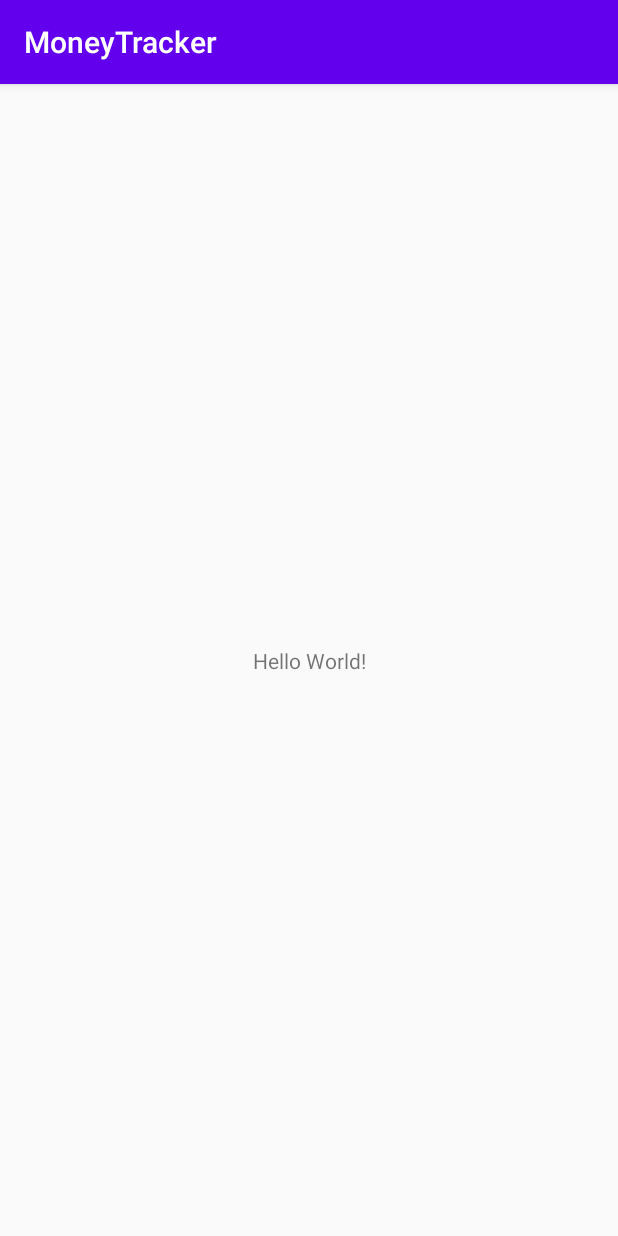
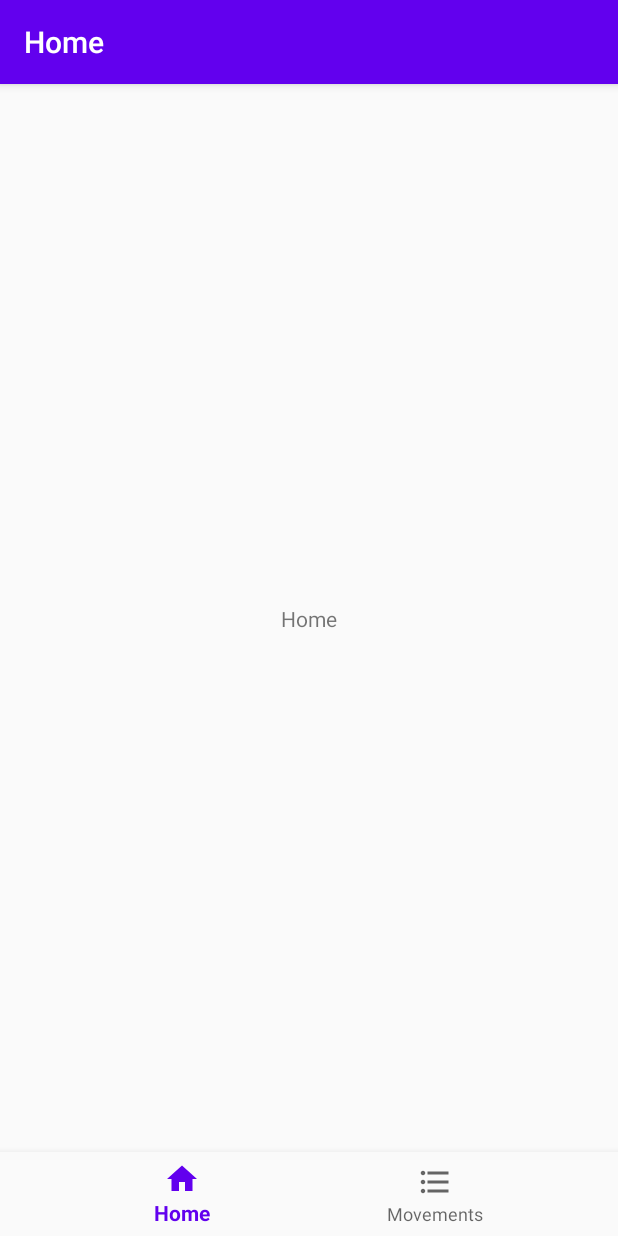
Before and after one commit to cristianodp/money-tracker, an Android app: the screen it shows after launch (MainActivity), on a phone screen of 412 x 824 dp. Run offline under Robolectric (Android 15) with nearby library versions, the phone set to English and light mode, and no system bars; our stand-ins replace navigation-ui.

Commit message:
#3 stating to implementing UI

```diff
--- /dev/null
+++ b/android/app/src/main/java/com/cdp/moneytracker/HomeFragment.kt
@@ -0,0 +1,22 @@
+package com.cdp.moneytracker
+
+import android.os.Bundle
+import android.view.LayoutInflater
+import android.view.View
+import android.view.ViewGroup
+import androidx.fragment.app.Fragment
+import androidx.navigation.Navigation
+import kotlinx.android.synthetic.main.fragment_movements.*
+
+
+class HomeFragment : Fragment() {
+
+    override fun onCreateView(
+        inflater: LayoutInflater,
+        container: ViewGroup?,
+        savedInstanceState: Bundle?
+    ): View? {
+        return inflater.inflate(R.layout.fragment_home , container, false)
+    }
+
+}
--- a/android/app/src/main/java/com/cdp/moneytracker/MainActivity.kt
+++ b/android/app/src/main/java/com/cdp/moneytracker/MainActivity.kt
@@ -2,11 +2,30 @@ package com.cdp.moneytracker
 
 import androidx.appcompat.app.AppCompatActivity
 import android.os.Bundle
+import androidx.navigation.findNavController
+import androidx.navigation.ui.AppBarConfiguration
+import androidx.navigation.ui.setupActionBarWithNavController
+import androidx.navigation.ui.setupWithNavController
+import com.google.android.material.bottomnavigation.BottomNavigationView
 
 class MainActivity : AppCompatActivity() {
 
     override fun onCreate(savedInstanceState: Bundle?) {
         super.onCreate(savedInstanceState)
         setContentView(R.layout.activity_main)
+
+        val navView: BottomNavigationView = findViewById(R.id.nav_view)
+        val navController = findNavController(R.id.nav_host_fragment)
+
+        val appBarConfiguration = AppBarConfiguration(
+            setOf(
+                R.id.navigation_home,
+                R.id.action_movement,
+                R.id.navigation_movements
+            )
+        )
+
+        setupActionBarWithNavController(navController, appBarConfiguration)
+        navView.setupWithNavController(navController)
     }
 }
--- /dev/null
+++ b/android/app/src/main/res/anim/slide_in_left.xml
@@ -0,0 +1,9 @@
+<?xml version="1.0" encoding="utf-8"?>
+<set xmlns:android="http://schemas.android.com/apk/res/android">
+    <translate
+        android:duration="700"
+        android:fromXDelta="-100%"
+        android:fromYDelta="0%"
+        android:toXDelta="0%"
+        android:toYDelta="0%" />
+</set>
--- /dev/null
+++ b/android/app/src/main/res/anim/slide_in_right.xml
@@ -0,0 +1,9 @@
+<?xml version="1.0" encoding="utf-8"?>
+<set xmlns:android="http://schemas.android.com/apk/res/android">
+    <translate
+        android:duration="700"
+        android:fromXDelta="100%"
+        android:fromYDelta="0%"
+        android:toXDelta="0%"
+        android:toYDelta="0%" />
+</set>
--- /dev/null
+++ b/android/app/src/main/res/anim/slide_out_left.xml
@@ -0,0 +1,9 @@
+<?xml version="1.0" encoding="utf-8"?>
+<set xmlns:android="http://schemas.android.com/apk/res/android">
+    <translate
+        android:duration="700"
+        android:fromXDelta="0%"
+        android:fromYDelta="0%"
+        android:toXDelta="-100%"
+        android:toYDelta="0%" />
+</set>
--- /dev/null
+++ b/android/app/src/main/res/anim/slide_out_right.xml
@@ -0,0 +1,9 @@
+<?xml version="1.0" encoding="utf-8"?>
+<set xmlns:android="http://schemas.android.com/apk/res/android">
+    <translate
+        android:duration="700"
+        android:fromXDelta="0%"
+        android:fromYDelta="0%"
+        android:toXDelta="100%"
+        android:toYDelta="0%" />
+</set>
--- /dev/null
+++ b/android/app/src/main/res/drawable/ic_format_list_bulleted_black_24dp.xml
@@ -0,0 +1,9 @@
+<vector xmlns:android="http://schemas.android.com/apk/res/android"
+        android:width="24dp"
+        android:height="24dp"
+        android:viewportWidth="24.0"
+        android:viewportHeight="24.0">
+    <path
+        android:fillColor="#FF000000"
+        android:pathData="M4,10.5c-0.83,0 -1.5,0.67 -1.5,1.5s0.67,1.5 1.5,1.5 1.5,-0.67 1.5,-1.5 -0.67,-1.5 -1.5,-1.5zM4,4.5c-0.83,0 -1.5,0.67 -1.5,1.5S3.17,7.5 4,7.5 5.5,6.83 5.5,6 4.83,4.5 4,4.5zM4,16.5c-0.83,0 -1.5,0.68 -1.5,1.5s0.68,1.5 1.5,1.5 1.5,-0.68 1.5,-1.5 -0.67,-1.5 -1.5,-1.5zM7,19h14v-2L7,17v2zM7,13h14v-2L7,11v2zM7,5v2h14L21,5L7,5z"/>
+</vector>
--- /dev/null
+++ b/android/app/src/main/res/drawable/ic_home_black_24dp.xml
@@ -0,0 +1,9 @@
+<vector xmlns:android="http://schemas.android.com/apk/res/android"
+        android:width="24dp"
+        android:height="24dp"
+        android:viewportWidth="24.0"
+        android:viewportHeight="24.0">
+    <path
+        android:fillColor="#FF000000"
+        android:pathData="M10,20v-6h4v6h5v-8h3L12,3 2,12h3v8z"/>
+</vector>
--- a/android/app/src/main/res/layout/activity_main.xml
+++ b/android/app/src/main/res/layout/activity_main.xml
@@ -6,13 +6,28 @@
     android:layout_height="match_parent"
     tools:context=".MainActivity">
 
-    <TextView
-        android:layout_width="wrap_content"
+    <fragment
+        android:id="@+id/nav_host_fragment"
+        android:name="androidx.navigation.fragment.NavHostFragment"
+        android:layout_width="0dp"
+        android:layout_height="0dp"
+        app:defaultNavHost="true"
+        app:layout_constraintBottom_toTopOf="@+id/nav_view"
+        app:layout_constraintLeft_toLeftOf="parent"
+        app:layout_constraintRight_toRightOf="parent"
+        app:layout_constraintTop_toTopOf="parent"
+        app:navGraph="@navigation/nav_graph" />
+
+    <com.google.android.material.bottomnavigation.BottomNavigationView
+        android:id="@+id/nav_view"
+        android:layout_width="0dp"
         android:layout_height="wrap_content"
-        android:text="Hello World!"
+        android:layout_marginStart="0dp"
+        android:layout_marginEnd="0dp"
+        android:background="?android:attr/windowBackground"
         app:layout_constraintBottom_toBottomOf="parent"
         app:layout_constraintLeft_toLeftOf="parent"
         app:layout_constraintRight_toRightOf="parent"
-        app:layout_constraintTop_toTopOf="parent" />
+        app:menu="@menu/bottom_nav_menu" />
 
 </androidx.constraintlayout.widget.ConstraintLayout>
--- /dev/null
+++ b/android/app/src/main/res/layout/fragment_home.xml
@@ -0,0 +1,24 @@
+<?xml version="1.0" encoding="utf-8"?>
+<FrameLayout xmlns:android="http://schemas.android.com/apk/res/android"
+    xmlns:app="http://schemas.android.com/apk/res-auto"
+    xmlns:tools="http://schemas.android.com/tools"
+    android:layout_width="match_parent"
+    android:layout_height="match_parent"
+    tools:context=".HomeFragment">
+
+    <!-- TODO: Update blank fragment layout -->
+    <androidx.constraintlayout.widget.ConstraintLayout
+        android:layout_width="match_parent"
+        android:layout_height="match_parent">
+
+        <TextView
+            android:layout_width="wrap_content"
+            android:layout_height="wrap_content"
+            android:text="@string/title_home"
+            app:layout_constraintBottom_toBottomOf="parent"
+            app:layout_constraintEnd_toEndOf="parent"
+            app:layout_constraintStart_toStartOf="parent"
+            app:layout_constraintTop_toTopOf="parent" />
+    </androidx.constraintlayout.widget.ConstraintLayout>
+
+</FrameLayout>
--- /dev/null
+++ b/android/app/src/main/res/menu/bottom_nav_menu.xml
@@ -0,0 +1,11 @@
+<?xml version="1.0" encoding="utf-8"?>
+<menu xmlns:android="http://schemas.android.com/apk/res/android">
+    <item
+        android:id="@+id/navigation_home"
+        android:icon="@drawable/ic_home_black_24dp"
+        android:title="@string/title_home" />
+    <item
+        android:id="@+id/navigation_movements"
+        android:icon="@drawable/ic_format_list_bulleted_black_24dp"
+        android:title="@string/title_movements" />
+</menu>
--- /dev/null
+++ b/android/app/src/main/res/navigation/nav_graph.xml
@@ -0,0 +1,30 @@
+<?xml version="1.0" encoding="utf-8"?>
+<navigation xmlns:android="http://schemas.android.com/apk/res/android"
+    xmlns:app="http://schemas.android.com/apk/res-auto"
+    xmlns:tools="http://schemas.android.com/tools"
+    android:id="@+id/navigation"
+    app:startDestination="@id/navigation_home">
+    <fragment
+        android:id="@+id/navigation_home"
+        android:name="com.cdp.moneytracker.HomeFragment"
+        android:label="@string/title_home"
+        tools:layout="@layout/fragment_home" />
+    <fragment
+        android:id="@+id/navigation_movements"
+        android:name="com.cdp.moneytracker.MovementsFragment"
+        android:label="@string/title_movements"
+        tools:layout="@layout/fragment_movements">
+        <action
+            android:id="@+id/action_movement"
+            app:destination="@id/action_movement"
+            app:enterAnim="@anim/slide_in_right"
+            app:exitAnim="@anim/slide_out_left"
+            app:popEnterAnim="@anim/slide_in_left"
+            app:popExitAnim="@anim/slide_out_right" />
+    </fragment>
+    <fragment
+        android:id="@+id/action_movement"
+        android:name="com.cdp.moneytracker.MovementFragment"
+        android:label="fragment_movement"
+        tools:layout="@layout/fragment_movement" />
+</navigation>
--- /dev/null
+++ b/android/app/src/main/res/values/dimens.xml
@@ -0,0 +1,5 @@
+<?xml version="1.0" encoding="utf-8"?>
+<resources>
+  <dimen name="dp_8">8dp</dimen>
+  <dimen name="dp_16">16dp</dimen>
+</resources>
--- a/android/app/src/main/res/values/strings.xml
+++ b/android/app/src/main/res/values/strings.xml
@@ -1,3 +1,8 @@
 <resources>
     <string name="app_name">MoneyTracker</string>
+
+    <!-- TODO: Remove or change this placeholder text -->
+    <string name="hello_blank_fragment">Hello blank fragment</string>
+    <string name="title_home">Home</string>
+    <string name="title_movements">Movements</string>
 </resources>
```
Also changed, not shown: android/app/src/main/java/com/cdp/moneytracker/MovementFragment.kt (added, +21 -0 lines), android/app/src/main/java/com/cdp/moneytracker/MovementsFragment.kt (added, +32 -0 lines), android/app/src/main/res/drawable/ic_add_black_24dp.xml (added, +9 -0 lines), android/app/src/main/res/drawable/ic_add_circle_black_24dp.xml (added, +9 -0 lines), android/app/src/main/res/layout/fragment_movement.xml (added, +24 -0 lines), android/app/src/main/res/layout/fragment_movements.xml (added, +38 -0 lines).
